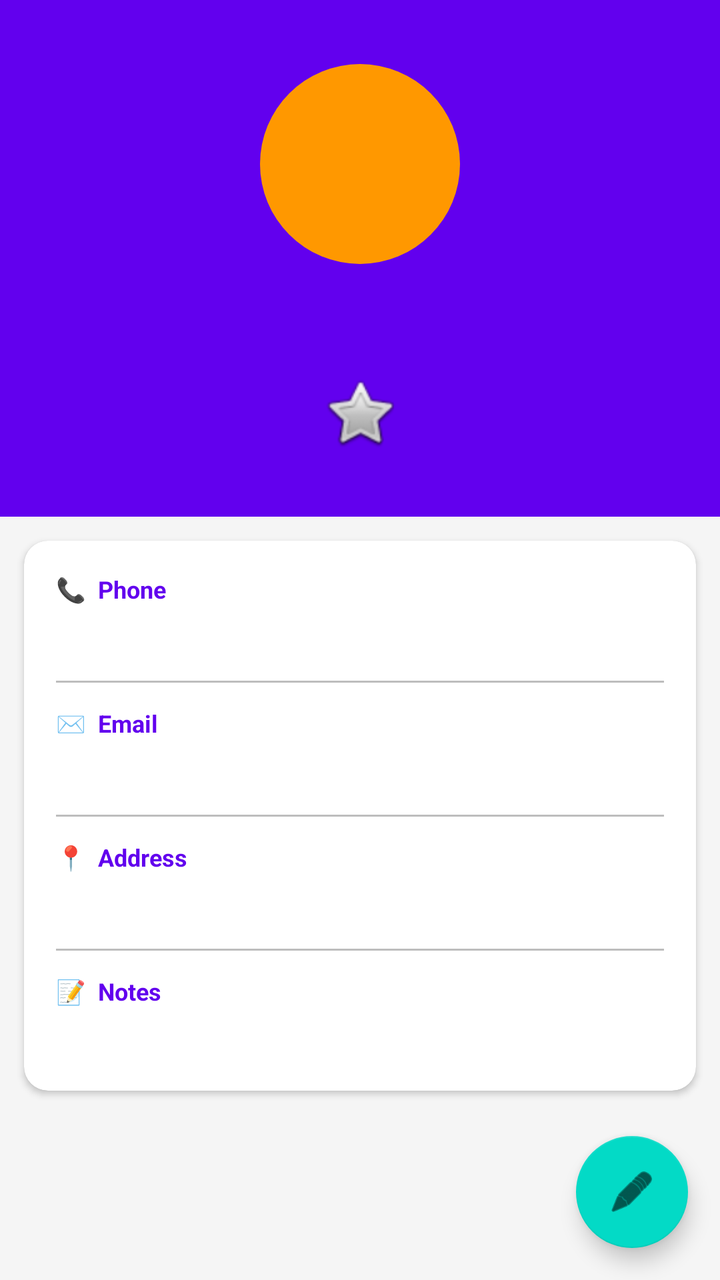
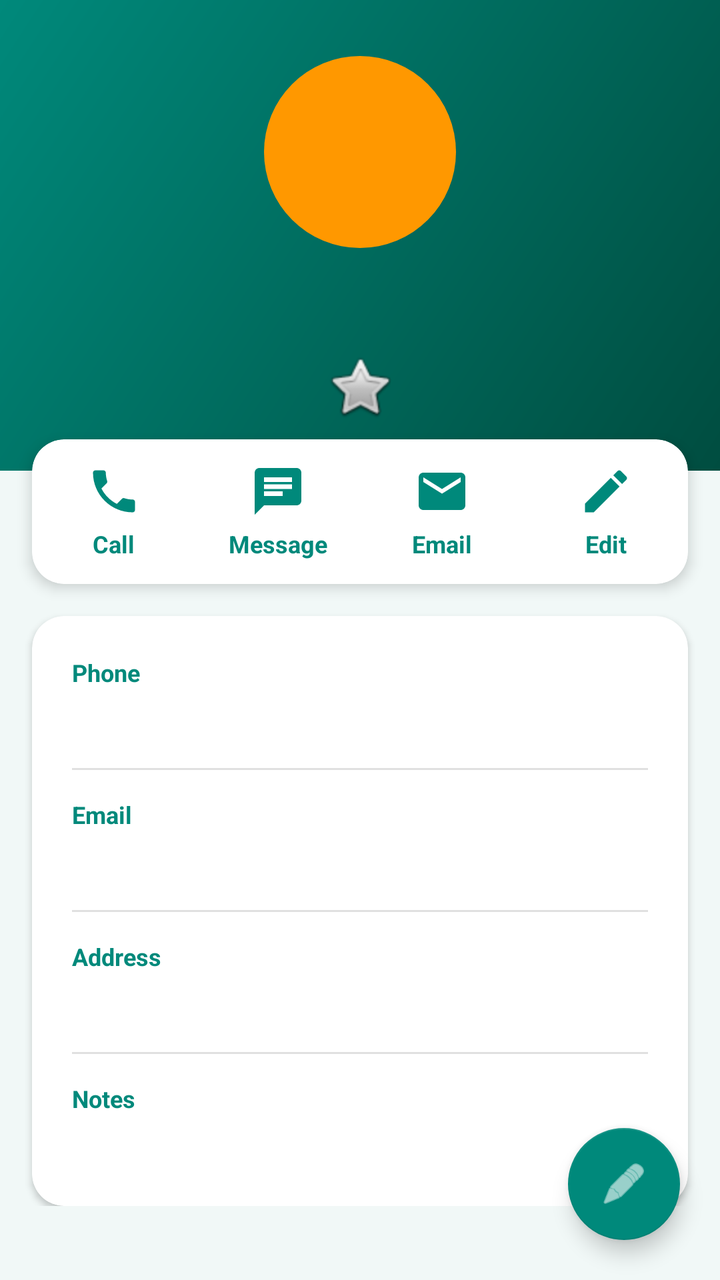

Before-and-after screenshots of an Android layout around one commit, followed by the original layout XML and the change that was made.
<!-- AndroidManifest.xml: application theme Theme.PhoneApp -->
<!-- res/layout/fragment_contact_detail.xml -->
<?xml version="1.0" encoding="utf-8"?>
<androidx.coordinatorlayout.widget.CoordinatorLayout
    xmlns:android="http://schemas.android.com/apk/res/android"
    xmlns:app="http://schemas.android.com/apk/res-auto"
    android:layout_width="match_parent"
    android:layout_height="match_parent"
    android:background="@color/background">

    <ScrollView
        android:layout_width="match_parent"
        android:layout_height="match_parent"
        android:clipToPadding="false"
        android:paddingBottom="80dp">

        <LinearLayout
            android:layout_width="match_parent"
            android:layout_height="wrap_content"
            android:orientation="vertical">

            
            <LinearLayout
                android:layout_width="match_parent"
                android:layout_height="wrap_content"
                android:orientation="vertical"
                android:gravity="center"
                android:padding="32dp"
                android:background="?attr/colorPrimary">

                <FrameLayout
                    android:layout_width="100dp"
                    android:layout_height="100dp">

                    <View
                        android:id="@+id/viewDetailAvatarBg"
                        android:layout_width="100dp"
                        android:layout_height="100dp"
                        android:background="@drawable/circle_avatar_bg" />

                    <TextView
                        android:id="@+id/tvDetailInitials"
                        android:layout_width="match_parent"
                        android:layout_height="match_parent"
                        android:gravity="center"
                        android:textColor="#FFFFFF"
                        android:textSize="36sp"
                        android:textStyle="bold" />

                </FrameLayout>

                <TextView
                    android:id="@+id/tvDetailName"
                    android:layout_width="wrap_content"
                    android:layout_height="wrap_content"
                    android:layout_marginTop="12dp"
                    android:textSize="24sp"
                    android:textStyle="bold"
                    android:textColor="#FFFFFF" />

                <ImageView
                    android:id="@+id/ivDetailFavorite"
                    android:layout_width="40dp"
                    android:layout_height="40dp"
                    android:layout_marginTop="10dp"
                    android:contentDescription="Toggle favorite"
                    android:src="@android:drawable/btn_star_big_off" />

            </LinearLayout>

            
            <com.google.android.material.card.MaterialCardView
                android:layout_width="match_parent"
                android:layout_height="wrap_content"
                android:layout_margin="12dp"
                app:cardCornerRadius="12dp"
                app:cardElevation="2dp">

                <LinearLayout
                    android:layout_width="match_parent"
                    android:layout_height="wrap_content"
                    android:orientation="vertical"
                    android:padding="16dp">

                    
                    <TextView
                        android:layout_width="wrap_content"
                        android:layout_height="wrap_content"
                        android:text="📞  Phone"
                        android:textSize="12sp"
                        android:textColor="?attr/colorPrimary"
                        android:textStyle="bold" />
                    <TextView
                        android:id="@+id/tvDetailPhone"
                        android:layout_width="wrap_content"
                        android:layout_height="wrap_content"
                        android:textSize="16sp"
                        android:textColor="@color/text_primary"
                        android:layout_marginTop="4dp" />

                    <View android:layout_width="match_parent" android:layout_height="1dp"
                        android:layout_marginVertical="12dp" android:background="@color/divider" />

                    
                    <TextView
                        android:layout_width="wrap_content"
                        android:layout_height="wrap_content"
                        android:text="✉️  Email"
                        android:textSize="12sp"
                        android:textColor="?attr/colorPrimary"
                        android:textStyle="bold" />
                    <TextView
                        android:id="@+id/tvDetailEmail"
                        android:layout_width="wrap_content"
                        android:layout_height="wrap_content"
                        android:textSize="16sp"
                        android:textColor="@color/text_primary"
                        android:layout_marginTop="4dp" />

                    <View android:layout_width="match_parent" android:layout_height="1dp"
                        android:layout_marginVertical="12dp" android:background="@color/divider" />

                    
                    <TextView
                        android:layout_width="wrap_content"
                        android:layout_height="wrap_content"
                        android:text="📍  Address"
                        android:textSize="12sp"
                        android:textColor="?attr/colorPrimary"
                        android:textStyle="bold" />
                    <TextView
                        android:id="@+id/tvDetailAddress"
                        android:layout_width="wrap_content"
                        android:layout_height="wrap_content"
                        android:textSize="16sp"
                        android:textColor="@color/text_primary"
                        android:layout_marginTop="4dp" />

                    <View android:layout_width="match_parent" android:layout_height="1dp"
                        android:layout_marginVertical="12dp" android:background="@color/divider" />

                    
                    <TextView
                        android:layout_width="wrap_content"
                        android:layout_height="wrap_content"
                        android:text="📝  Notes"
                        android:textSize="12sp"
                        android:textColor="?attr/colorPrimary"
                        android:textStyle="bold" />
                    <TextView
                        android:id="@+id/tvDetailNotes"
                        android:layout_width="wrap_content"
                        android:layout_height="wrap_content"
                        android:textSize="16sp"
                        android:textColor="@color/text_primary"
                        android:layout_marginTop="4dp" />

                </LinearLayout>
            </com.google.android.material.card.MaterialCardView>

        </LinearLayout>
    </ScrollView>

    
    <com.google.android.material.floatingactionbutton.FloatingActionButton
        android:id="@+id/fabEditContact"
        android:layout_width="wrap_content"
        android:layout_height="wrap_content"
        android:layout_gravity="bottom|end"
        android:layout_margin="16dp"
        android:contentDescription="Edit contact"
        app:srcCompat="@android:drawable/ic_menu_edit" />

</androidx.coordinatorlayout.widget.CoordinatorLayout>
<!-- resources referenced by this layout -->
<resources>
  <color name="background">#FFF5F5F5</color>
  <color name="divider">#FFBDBDBD</color>
  <color name="text_primary">#FF212121</color>
  <style name="Theme.PhoneApp" parent="Theme.MaterialComponents.DayNight.NoActionBar">
          <item name="colorPrimary">@color/primary</item>
          <item name="colorPrimaryDark">@color/primary_dark</item>
          <item name="colorAccent">@color/accent</item>
          <item name="android:statusBarColor">@color/primary_dark</item>
      </style>
  <color name="primary">#FF6200EE</color>
  <color name="primary_dark">#FF3700B3</color>
  <color name="accent">#FF03DAC5</color>
  <!-- unchanged entries left out for length: 1 -->
</resources>

<!-- the commit's change to res/layout/fragment_contact_detail.xml (unified diff, before → after) -->
@@ -23,17 +23,19 @@
                 android:layout_height="wrap_content"
                 android:orientation="vertical"
                 android:gravity="center"
-                android:padding="32dp"
-                android:background="?attr/colorPrimary">
+                android:paddingTop="28dp"
+                android:paddingBottom="24dp"
+                android:paddingHorizontal="24dp"
+                android:background="@drawable/header_gradient">
 
                 <FrameLayout
-                    android:layout_width="100dp"
-                    android:layout_height="100dp">
+                    android:layout_width="96dp"
+                    android:layout_height="96dp">
 
                     <View
                         android:id="@+id/viewDetailAvatarBg"
-                        android:layout_width="100dp"
-                        android:layout_height="100dp"
+                        android:layout_width="96dp"
+                        android:layout_height="96dp"
                         android:background="@drawable/circle_avatar_bg" />
 
                     <TextView
@@ -41,7 +43,7 @@
                         android:layout_width="match_parent"
                         android:layout_height="match_parent"
                         android:gravity="center"
-                        android:textColor="#FFFFFF"
+                        android:textColor="@color/white"
                         android:textSize="36sp"
                         android:textStyle="bold" />
 
@@ -51,16 +53,17 @@
                     android:id="@+id/tvDetailName"
                     android:layout_width="wrap_content"
                     android:layout_height="wrap_content"
-                    android:layout_marginTop="12dp"
-                    android:textSize="24sp"
+                    android:layout_marginTop="14dp"
+                    android:textSize="22sp"
                     android:textStyle="bold"
-                    android:textColor="#FFFFFF" />
+                    android:textColor="@color/white"
+                    android:gravity="center" />
 
                 <ImageView
                     android:id="@+id/ivDetailFavorite"
-                    android:layout_width="40dp"
-                    android:layout_height="40dp"
-                    android:layout_marginTop="10dp"
+                    android:layout_width="36dp"
+                    android:layout_height="36dp"
+                    android:layout_marginTop="8dp"
                     android:contentDescription="Toggle favorite"
                     android:src="@android:drawable/btn_star_big_off" />
 
@@ -70,24 +73,170 @@
             <com.google.android.material.card.MaterialCardView
                 android:layout_width="match_parent"
                 android:layout_height="wrap_content"
-                android:layout_margin="12dp"
-                app:cardCornerRadius="12dp"
-                app:cardElevation="2dp">
+                android:layout_marginHorizontal="16dp"
+                android:layout_marginTop="-16dp"
+                app:cardCornerRadius="16dp"
+                app:cardElevation="4dp"
+                app:strokeWidth="0dp"
+                app:cardBackgroundColor="@color/surface">
+
+                <LinearLayout
+                    android:layout_width="match_parent"
+                    android:layout_height="wrap_content"
+                    android:orientation="horizontal"
+                    android:gravity="center"
+                    android:paddingVertical="12dp">
+
+                    
+                    <LinearLayout
+                        android:id="@+id/btnActionCall"
+                        android:layout_width="0dp"
+                        android:layout_height="wrap_content"
+                        android:layout_weight="1"
+                        android:orientation="vertical"
+                        android:gravity="center"
+                        android:clickable="true"
+                        android:focusable="true"
+                        android:background="?attr/selectableItemBackground">
+
+                        <ImageView
+                            android:layout_width="28dp"
+                            android:layout_height="28dp"
+                            android:src="@drawable/ic_phone"
+                            app:tint="@color/primary"
+                            android:contentDescription="@string/call" />
+
+                        <TextView
+                            android:layout_width="wrap_content"
+                            android:layout_height="wrap_content"
+                            android:layout_marginTop="4dp"
+                            android:text="@string/call"
+                            android:textColor="@color/primary"
+                            android:textSize="12sp"
+                            android:textStyle="bold" />
+
+                    </LinearLayout>
+
+                    
+                    <LinearLayout
+                        android:id="@+id/btnActionMessage"
+                        android:layout_width="0dp"
+                        android:layout_height="wrap_content"
+                        android:layout_weight="1"
+                        android:orientation="vertical"
+                        android:gravity="center"
+                        android:clickable="true"
+                        android:focusable="true"
+                        android:background="?attr/selectableItemBackground">
+
+                        <ImageView
+                            android:layout_width="28dp"
+                            android:layout_height="28dp"
+                            android:src="@drawable/ic_message"
+                            app:tint="@color/primary"
+                            android:contentDescription="@string/message" />
+
+                        <TextView
+                            android:layout_width="wrap_content"
+                            android:layout_height="wrap_content"
+                            android:layout_marginTop="4dp"
+                            android:text="@string/message"
+                            android:textColor="@color/primary"
+                            android:textSize="12sp"
+                            android:textStyle="bold" />
+
+                    </LinearLayout>
+
+                    
+                    <LinearLayout
+                        android:id="@+id/btnActionEmail"
+                        android:layout_width="0dp"
+                        android:layout_height="wrap_content"
+                        android:layout_weight="1"
+                        android:orientation="vertical"
+                        android:gravity="center"
+                        android:clickable="true"
+                        android:focusable="true"
+                        android:background="?attr/selectableItemBackground">
+
+                        <ImageView
+                            android:layout_width="28dp"
+                            android:layout_height="28dp"
+                            android:src="@drawable/ic_email"
+                            app:tint="@color/primary"
+                            android:contentDescription="@string/email" />
+
+                        <TextView
+                            android:layout_width="wrap_content"
+                            android:layout_height="wrap_content"
+                            android:layout_marginTop="4dp"
+                            android:text="@string/email"
+                            android:textColor="@color/primary"
+                            android:textSize="12sp"
+                            android:textStyle="bold" />
+
+                    </LinearLayout>
+
+                    
+                    <LinearLayout
+                        android:id="@+id/btnActionEdit"
+                        android:layout_width="0dp"
+                        android:layout_height="wrap_content"
+                        android:layout_weight="1"
+                        android:orientation="vertical"
+                        android:gravity="center"
+                        android:clickable="true"
+                        android:focusable="true"
+                        android:background="?attr/selectableItemBackground">
+
+                        <ImageView
+                            android:layout_width="28dp"
+                            android:layout_height="28dp"
+                            android:src="@drawable/ic_edit"
+                            app:tint="@color/primary"
+                            android:contentDescription="@string/edit" />
+
+                        <TextView
+                            android:layout_width="wrap_content"
+                            android:layout_height="wrap_content"
+                            android:layout_marginTop="4dp"
+                            android:text="@string/edit"
+                            android:textColor="@color/primary"
+                            android:textSize="12sp"
+                            android:textStyle="bold" />
+
+                    </LinearLayout>
+
+                </LinearLayout>
+
+            </com.google.android.material.card.MaterialCardView>
+
+            
+            <com.google.android.material.card.MaterialCardView
+                android:layout_width="match_parent"
+                android:layout_height="wrap_content"
+                android:layout_marginHorizontal="16dp"
+                android:layout_marginTop="16dp"
+                app:cardCornerRadius="16dp"
+                app:cardElevation="2dp"
+                app:strokeWidth="0dp"
+                app:cardBackgroundColor="@color/surface">
 
                 <LinearLayout
                     android:layout_width="match_parent"
                     android:layout_height="wrap_content"
                     android:orientation="vertical"
-                    android:padding="16dp">
-
-                    
-                    <TextView
-                        android:layout_width="wrap_content"
-                        android:layout_height="wrap_content"
-                        android:text="📞  Phone"
+                    android:padding="20dp">
+
+                    
+                    <TextView
+                        android:layout_width="wrap_content"
+                        android:layout_height="wrap_content"
+                        android:text="Phone"
                         android:textSize="12sp"
-                        android:textColor="?attr/colorPrimary"
-                        android:textStyle="bold" />
+                        android:textColor="@color/primary"
+                        android:textStyle="bold" />
+
                     <TextView
                         android:id="@+id/tvDetailPhone"
                         android:layout_width="wrap_content"
@@ -96,17 +245,21 @@
                         android:textColor="@color/text_primary"
                         android:layout_marginTop="4dp" />
 
-                    <View android:layout_width="match_parent" android:layout_height="1dp"
-                        android:layout_marginVertical="12dp" android:background="@color/divider" />
-
-                    
-                    <TextView
-                        android:layout_width="wrap_content"
-                        android:layout_height="wrap_content"
-                        android:text="✉️  Email"
+                    <View
+                        android:layout_width="match_parent"
+                        android:layout_height="1dp"
+                        android:layout_marginVertical="14dp"
+                        android:background="@color/divider" />
+
+                    
+                    <TextView
+                        android:layout_width="wrap_content"
+                        android:layout_height="wrap_content"
+                        android:text="Email"
                         android:textSize="12sp"
-                        android:textColor="?attr/colorPrimary"
-                        android:textStyle="bold" />
+                        android:textColor="@color/primary"
+                        android:textStyle="bold" />
+
                     <TextView
                         android:id="@+id/tvDetailEmail"
                         android:layout_width="wrap_content"
@@ -115,17 +268,21 @@
                         android:textColor="@color/text_primary"
                         android:layout_marginTop="4dp" />
 
-                    <View android:layout_width="match_parent" android:layout_height="1dp"
-                        android:layout_marginVertical="12dp" android:background="@color/divider" />
-
-                    
-                    <TextView
-                        android:layout_width="wrap_content"
-                        android:layout_height="wrap_content"
-                        android:text="📍  Address"
+                    <View
+                        android:layout_width="match_parent"
+                        android:layout_height="1dp"
+                        android:layout_marginVertical="14dp"
+                        android:background="@color/divider" />
+
+                    
+                    <TextView
+                        android:layout_width="wrap_content"
+                        android:layout_height="wrap_content"
+                        android:text="Address"
                         android:textSize="12sp"
-                        android:textColor="?attr/colorPrimary"
-                        android:textStyle="bold" />
+                        android:textColor="@color/primary"
+                        android:textStyle="bold" />
+
                     <TextView
                         android:id="@+id/tvDetailAddress"
                         android:layout_width="wrap_content"
@@ -134,17 +291,21 @@
                         android:textColor="@color/text_primary"
                         android:layout_marginTop="4dp" />
 
-                    <View android:layout_width="match_parent" android:layout_height="1dp"
-                        android:layout_marginVertical="12dp" android:background="@color/divider" />
-
-                    
-                    <TextView
-                        android:layout_width="wrap_content"
-                        android:layout_height="wrap_content"
-                        android:text="📝  Notes"
+                    <View
+                        android:layout_width="match_parent"
+                        android:layout_height="1dp"
+                        android:layout_marginVertical="14dp"
+                        android:background="@color/divider" />
+
+                    
+                    <TextView
+                        android:layout_width="wrap_content"
+                        android:layout_height="wrap_content"
+                        android:text="Notes"
                         android:textSize="12sp"
-                        android:textColor="?attr/colorPrimary"
-                        android:textStyle="bold" />
+                        android:textColor="@color/primary"
+                        android:textStyle="bold" />
+
                     <TextView
                         android:id="@+id/tvDetailNotes"
                         android:layout_width="wrap_content"
@@ -154,19 +315,22 @@
                         android:layout_marginTop="4dp" />
 
                 </LinearLayout>
+
             </com.google.android.material.card.MaterialCardView>
 
         </LinearLayout>
+
     </ScrollView>
 
-    
     <com.google.android.material.floatingactionbutton.FloatingActionButton
         android:id="@+id/fabEditContact"
         android:layout_width="wrap_content"
         android:layout_height="wrap_content"
         android:layout_gravity="bottom|end"
-        android:layout_margin="16dp"
-        android:contentDescription="Edit contact"
+        android:layout_margin="20dp"
+        android:contentDescription="@string/edit_contact"
+        app:backgroundTint="@color/primary"
+        app:tint="@color/white"
         app:srcCompat="@android:drawable/ic_menu_edit" />
 
 </androidx.coordinatorlayout.widget.CoordinatorLayout>
<!-- resource entries referenced after the edit -->
@@ -1,17 +1,87 @@
 <!-- resources referenced by this layout -->
 <resources>
-  <color name="background">#FFF5F5F5</color>
-  <color name="divider">#FFBDBDBD</color>
-  <color name="text_primary">#FF212121</color>
+  <color name="background">#FFF1F8F7</color>
+  <color name="divider">#FFE0E0E0</color>
+  <color name="text_primary">#FF1A1A2E</color>
+  <color name="white">#FFFFFFFF</color>
+  <!-- drawable header_gradient (drawable) -->
+  <?xml version="1.0" encoding="utf-8"?>
+  <shape xmlns:android="http://schemas.android.com/apk/res/android"
+      android:shape="rectangle">
+      <gradient
+          android:angle="135"
+          android:startColor="@color/header_gradient_start"
+          android:endColor="@color/header_gradient_end"
+          android:type="linear" />
+  </shape>
+  <!-- drawable ic_edit (drawable) -->
+  <vector xmlns:android="http://schemas.android.com/apk/res/android"
+      android:width="24dp"
+      android:height="24dp"
+      android:viewportWidth="24"
+      android:viewportHeight="24">
+      <path
+          android:fillColor="@color/primary"
+          android:pathData="M3,17.25V21h3.75L17.81,9.94l-3.75,-3.75L3,17.25zM20.71,7.04c0.39,-0.39 0.39,-1.02 0,-1.41l-2.34,-2.34c-0.39,-0.39 -1.02,-0.39 -1.41,0l-1.83,1.83 3.75,3.75 1.83,-1.83z" />
+  </vector>
+  <!-- drawable ic_email (drawable) -->
+  <vector xmlns:android="http://schemas.android.com/apk/res/android"
+      android:width="24dp"
+      android:height="24dp"
+      android:viewportWidth="24"
+      android:viewportHeight="24">
+      <path
+          android:fillColor="@color/primary"
+          android:pathData="M20,4H4c-1.1,0 -1.99,0.9 -1.99,2L2,18c0,1.1 0.9,2 2,2h16c1.1,0 2,-0.9 2,-2V6c0,-1.1 -0.9,-2 -2,-2zm0,4l-8,5 -8,-5V6l8,5 8,-5v2z" />
+  </vector>
+  <!-- drawable ic_message (drawable) -->
+  <vector xmlns:android="http://schemas.android.com/apk/res/android"
+      android:width="24dp"
+      android:height="24dp"
+      android:viewportWidth="24"
+      android:viewportHeight="24">
+      <path
+          android:fillColor="@color/primary"
+          android:pathData="M20,2H4c-1.1,0 -1.99,0.9 -1.99,2L2,22l4,-4h14c1.1,0 2,-0.9 2,-2V4c0,-1.1 -0.9,-2 -2,-2zM6,9h12v2H6V9zm8,5H6v-2h8v2zm4,-6H6V6h12v2z" />
+  </vector>
+  <!-- drawable ic_phone (drawable) -->
+  <vector xmlns:android="http://schemas.android.com/apk/res/android"
+      android:width="24dp"
+      android:height="24dp"
+      android:viewportWidth="24"
+      android:viewportHeight="24">
+      <path
+          android:fillColor="@color/text_primary"
+          android:pathData="M6.62,10.79c1.44,2.83 3.76,5.14 6.59,6.59l2.2,-2.2c0.27,-0.27 0.67,-0.36 1.02,-0.24 1.12,0.37 2.33,0.57 3.57,0.57 0.55,0 1,0.45 1,1V20c0,0.55 -0.45,1 -1,1 -9.39,0 -17,-7.61 -17,-17 0,-0.55 0.45,-1 1,-1h3.5c0.55,0 1,0.45 1,1 0,1.25 0.2,2.45 0.57,3.57 0.11,0.35 0.03,0.74 -0.25,1.02l-2.2,2.2z" />
+  </vector>
+  <string name="call">Call</string>
+  <string name="edit">Edit</string>
+  <string name="edit_contact">Edit Contact</string>
+  <string name="email">Email</string>
+  <string name="message">Message</string>
   <style name="Theme.PhoneApp" parent="Theme.MaterialComponents.DayNight.NoActionBar">
           <item name="colorPrimary">@color/primary</item>
           <item name="colorPrimaryDark">@color/primary_dark</item>
           <item name="colorAccent">@color/accent</item>
-          <item name="android:statusBarColor">@color/primary_dark</item>
+          <item name="android:statusBarColor">@color/header_gradient_start</item>
+          <item name="android:windowBackground">@color/background</item>
+          <item name="colorSurface">@color/surface</item>
+          <item name="bottomNavigationStyle">@style/Widget.App.BottomNavigationView</item>
       </style>
-  <color name="primary">#FF6200EE</color>
-  <color name="primary_dark">#FF3700B3</color>
-  <color name="accent">#FF03DAC5</color>
+  <color name="header_gradient_start">#FF004D40</color>
+  <color name="header_gradient_end">#FF00897B</color>
+  <color name="primary">#FF00897B</color>
+  <color name="surface">#FFFFFFFF</color>
+  <color name="primary_dark">#FF00695C</color>
+  <color name="accent">#FF26A69A</color>
+  <style name="Widget.App.BottomNavigationView" parent="Widget.MaterialComponents.BottomNavigationView">
+          <item name="itemIconTint">@color/bottom_nav_selector</item>
+          <item name="itemTextColor">@color/bottom_nav_selector</item>
+          <item name="itemRippleColor">@color/primary_light</item>
+          <item name="elevation">8dp</item>
+          <item name="backgroundTint">@color/surface</item>
+      </style>
+  <color name="primary_light">#FFB2DFDB</color>
   <!-- unchanged entries left out for length: 1 -->
 </resources>
 
